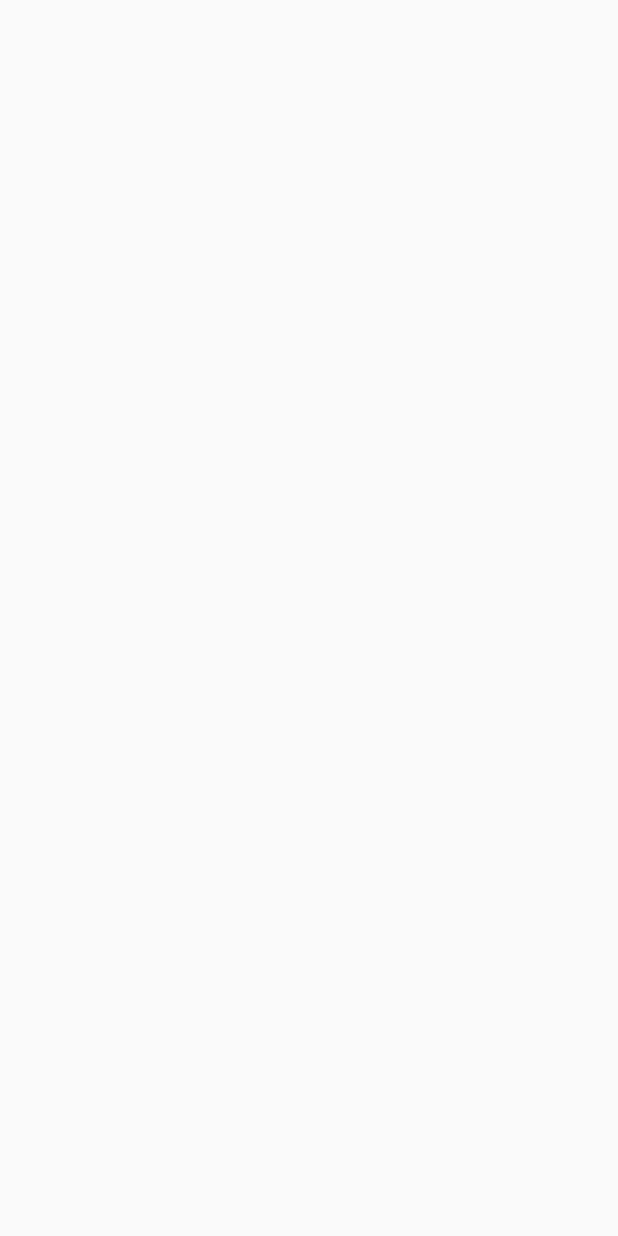
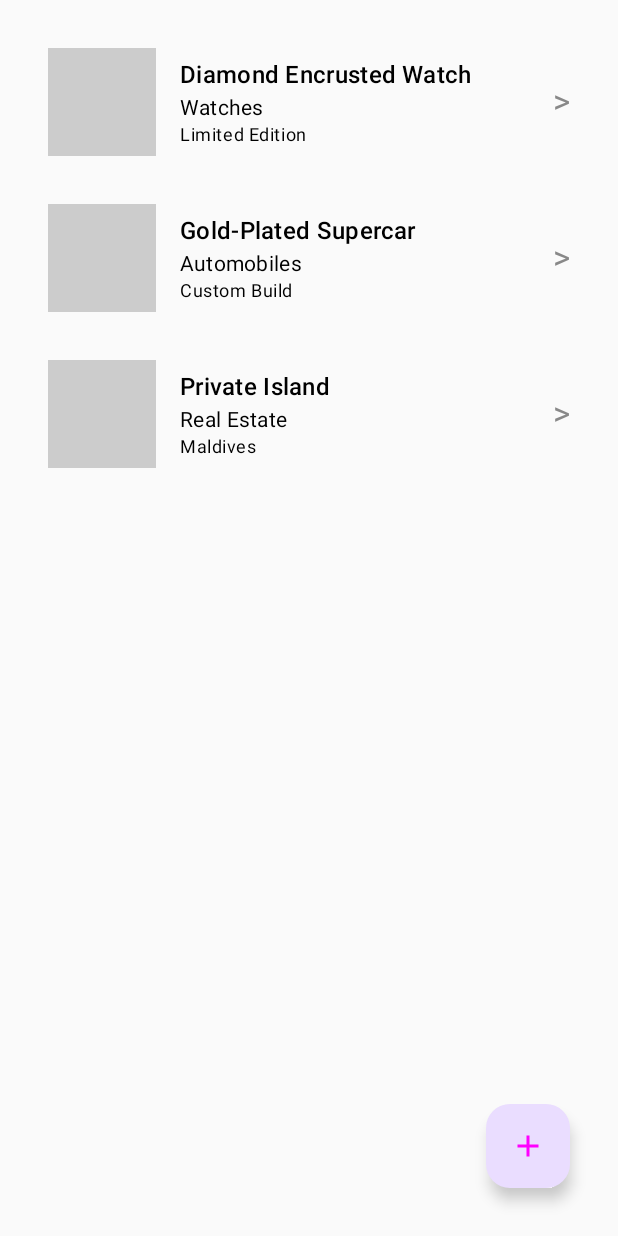
Before and after one commit to hegde10122/LuxuryVaultApp, an Android app built with Jetpack Compose: the screen it shows after launch (MainActivity), on a phone screen of 412 x 824 dp. Before the commit the screen is empty. Run offline under Robolectric (Android 15) with nearby library versions, the phone set to English and light mode, and no system bars.

Commit message:
committed composable files and nav graph

```diff
--- a/app/build.gradle.kts
+++ b/app/build.gradle.kts
@@ -75,6 +75,8 @@ dependencies {
     implementation(libs.androidx.compose.ui.graphics)
     implementation(libs.androidx.compose.ui.tooling.preview)
     implementation(libs.androidx.compose.material3)
+    implementation(libs.androidx.material3)
+
     testImplementation(libs.junit)
     androidTestImplementation(libs.androidx.junit)
     androidTestImplementation(libs.androidx.espresso.core)
--- a/app/src/main/java/com/luxuryvault/android/MainActivity.kt
+++ b/app/src/main/java/com/luxuryvault/android/MainActivity.kt
@@ -6,11 +6,17 @@ import androidx.activity.compose.setContent
 import androidx.activity.enableEdgeToEdge
 import androidx.compose.foundation.layout.fillMaxSize
 import androidx.compose.foundation.layout.padding
+import androidx.compose.material3.MaterialTheme
 import androidx.compose.material3.Scaffold
 import androidx.compose.material3.Text
 import androidx.compose.runtime.Composable
 import androidx.compose.ui.Modifier
 import androidx.compose.ui.tooling.preview.Preview
+import androidx.navigation.compose.rememberNavController
+import com.luxuryvault.android.presentation.addeditluxury.AddEditLuxuryItemScreen
+import com.luxuryvault.android.presentation.imagesearch.ImageSearchScreen
+import com.luxuryvault.android.presentation.luxurydetails.LuxuryItemDetailScreen
+import com.luxuryvault.android.presentation.navigation.AppNavGraph
 import com.luxuryvault.android.ui.theme.LuxuryVaultAppTheme
 
 class MainActivity : ComponentActivity() {
@@ -18,25 +24,14 @@ class MainActivity : ComponentActivity() {
         super.onCreate(savedInstanceState)
         enableEdgeToEdge()
         setContent {
-            LuxuryVaultAppTheme {
+            MaterialTheme {
+                //AddEditLuxuryItemScreen
+               // ImageSearchScreen
+               // LuxuryItemDetailScreen()
 
+                val navController = rememberNavController()
+                AppNavGraph(navController = navController)
             }
         }
     }
 }
-
-@Composable
-fun Greeting(name: String, modifier: Modifier = Modifier) {
-    Text(
-        text = "Hello $name!",
-        modifier = modifier
-    )
-}
-
-@Preview(showBackground = true)
-@Composable
-fun GreetingPreview() {
-    LuxuryVaultAppTheme {
-        Greeting("Android")
-    }
-}
--- a/app/src/main/java/com/luxuryvault/android/presentation/luxurylist/LuxuryItemsListScreen.kt
+++ b/app/src/main/java/com/luxuryvault/android/presentation/luxurylist/LuxuryItemsListScreen.kt
@@ -11,13 +11,18 @@ import androidx.compose.foundation.layout.asPaddingValues
 import androidx.compose.foundation.layout.fillMaxSize
 import androidx.compose.foundation.layout.fillMaxWidth
 import androidx.compose.foundation.layout.padding
+import androidx.compose.foundation.layout.safeDrawingPadding
 import androidx.compose.foundation.layout.size
 import androidx.compose.foundation.layout.systemBars
 import androidx.compose.foundation.layout.width
 import androidx.compose.foundation.lazy.LazyColumn
 import androidx.compose.foundation.lazy.items
 import androidx.compose.foundation.shape.CircleShape
+import androidx.compose.material.icons.Icons
+import androidx.compose.material.icons.filled.Add
 import androidx.compose.material3.CircularProgressIndicator
+import androidx.compose.material3.FloatingActionButton
+import androidx.compose.material3.Icon
 import androidx.compose.material3.MaterialTheme
 import androidx.compose.material3.Text
 import androidx.compose.runtime.Composable
@@ -34,8 +39,7 @@ fun LuxuryItemsListScreen(
     onAddClick:() -> Unit
 ) {
 
-Box(modifier = Modifier.fillMaxSize().padding(WindowInsets.systemBars.asPaddingValues()))
-
+Box(modifier = Modifier.fillMaxSize().padding(16.dp).padding(WindowInsets.systemBars.asPaddingValues())){
     when {
         state.isLoading -> {
             LoadingView()
@@ -52,6 +56,14 @@ Box(modifier = Modifier.fillMaxSize().padding(WindowInsets.systemBars.asPaddingV
             )
         }
     }
+
+    FloatingActionButton(onClick = onAddClick, modifier =
+        Modifier.safeDrawingPadding().padding(16.dp).align(Alignment.BottomEnd)) {
+            Icon(imageVector = Icons.Default.Add, contentDescription = "Add Luxury Item", tint = Color.Magenta)
+    }
+}
+
+
 
 }
 
--- /dev/null
+++ b/app/src/main/java/com/luxuryvault/android/presentation/navigation/AppNavGraph.kt
@@ -0,0 +1,65 @@
+package com.luxuryvault.android.presentation.navigation
+
+import androidx.compose.runtime.Composable
+import androidx.navigation.NavController
+import androidx.navigation.NavHostController
+import androidx.navigation.compose.NavHost
+import com.luxuryvault.android.presentation.addeditluxury.AddEditLuxuryItemScreen
+import com.luxuryvault.android.presentation.imagesearch.ImageSearchScreen
+import com.luxuryvault.android.presentation.luxurydetails.LuxuryItemDetailScreen
+import com.luxuryvault.android.presentation.luxurylist.LuxuryItemsListScreen
+import androidx.navigation.compose.composable
+import com.luxuryvault.android.presentation.luxurylist.LuxuryItemListUiState
+import com.luxuryvault.android.presentation.luxurylist.LuxuryItemUiModel
+
+
+@Composable
+fun AppNavGraph(navController: NavHostController){
+
+    NavHost(navController = navController, startDestination = "list"){
+
+        composable(route = "list") {
+            LuxuryItemsListScreen(
+                state = LuxuryItemListUiState(items = listOf(
+                    LuxuryItemUiModel(
+                        id = "1",
+                        title = "Diamond Encrusted Watch",
+                        category = "Watches",
+                        subtitle = "Limited Edition",
+                        imageUrl = ""
+                    ),
+                    LuxuryItemUiModel(
+                        id = "2",
+                        title = "Gold-Plated Supercar",
+                        category = "Automobiles",
+                        subtitle = "Custom Build",
+                        imageUrl = ""
+                    ),
+                    LuxuryItemUiModel(
+                        id = "3",
+                        title = "Private Island",
+                        category = "Real Estate",
+                        subtitle = "Maldives",
+                        imageUrl = ""
+                    )
+                )),
+                onItemClick = {}, onAddClick = {}
+            )
+
+        }
+
+
+        composable("detail") {
+            LuxuryItemDetailScreen()
+        }
+
+        composable("add") {
+            AddEditLuxuryItemScreen()
+        }
+
+        composable("image_search") {
+            ImageSearchScreen()
+        }
+    }
+
+}
--- a/gradle/libs.versions.toml
+++ b/gradle/libs.versions.toml
@@ -33,6 +33,8 @@ coreTestingVersion = "2.2.0"
 hamcrest = "3.0"
 hiltAndroidGradlePlugin = "2.57.2"
 hiltNavigationCompose = "1.3.0"
+material3 = "1.4.0"
+foundationLayout = "1.10.0"
 
 
 [libraries]
@@ -80,6 +82,8 @@ robolectric = { module = "org.robolectric:robolectric", version.ref = "robolectr
 room-runtime = { module = "androidx.room:room-runtime", version.ref = "roomRuntimeVersion" }
 symbol-processing-gradle-plugin-v222010124 = { module = "com.google.devtools.ksp:symbol-processing-gradle-plugin", version.ref = "symbolProcessingGradlePlugin" }
 truth = { module = "com.google.truth:truth", version.ref = "truth" }
+androidx-material3 = { group = "androidx.compose.material3", name = "material3", version.ref = "material3" }
+androidx-compose-foundation-layout = { group = "androidx.compose.foundation", name = "foundation-layout", version.ref = "foundationLayout" }
 
 [plugins]
 android-application = { id = "com.android.application", version.ref = "agp" }
```
Also changed, not shown: app/src/main/java/com/luxuryvault/android/core/util/Resource.kt (added, +51 -0 lines), app/src/main/java/com/luxuryvault/android/data/fake/FakeLuxuryItemRepository.kt (added, +39 -0 lines), app/src/main/java/com/luxuryvault/android/domain/repository/LuxuryItemRepository.kt (added, +10 -0 lines), app/src/main/java/com/luxuryvault/android/presentation/addeditluxury/AddEditLuxuryItemScreen.kt (added, +38 -0 lines), app/src/main/java/com/luxuryvault/android/presentation/imagesearch/ImageSearchScreen.kt (added, +48 -0 lines), app/src/main/java/com/luxuryvault/android/presentation/luxurydetails/LuxuryItemDetailScreen.kt (added, +92 -0 lines), app/src/main/java/com/luxuryvault/android/presentation/luxurydetails/LuxuryItemDetailUiModel.kt (added, +10 -0 lines).
